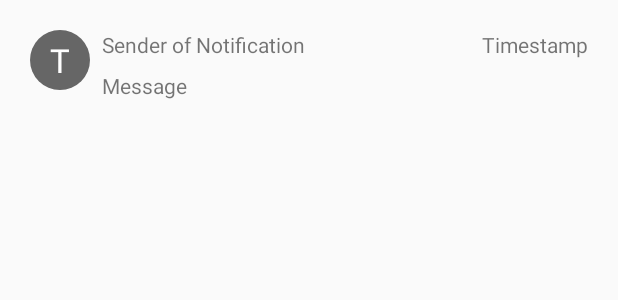
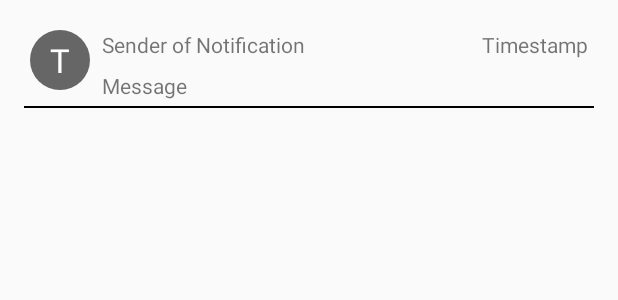
Before and after one commit to RajKGupta/SBECoordinator, an Android app: the layout notification_row.xml on its own in the app's theme, with its tools: preview values and no code run, on a phone screen of 412 x 824 dp. Shown: the top 300 px of the screen. Run offline under Robolectric (Android 15) with nearby library versions, the phone set to English and light mode, and no system bars.

```diff
--- a/app/src/main/res/layout/notification_row.xml
+++ b/app/src/main/res/layout/notification_row.xml
@@ -1,12 +1,15 @@
 <?xml version="1.0" encoding="utf-8"?>
 <LinearLayout
     xmlns:android="http://schemas.android.com/apk/res/android"
-    android:orientation="horizontal"
+    android:orientation="vertical"
     android:layout_width="match_parent"
     android:layout_height="wrap_content"
     android:padding="16dp"
     android:id="@+id/row">
 
+    <LinearLayout
+        android:layout_width="match_parent"
+        android:layout_height="wrap_content">
         <RelativeLayout
             android:id="@+id/icon_front"
             android:layout_width="wrap_content"
@@ -64,3 +67,11 @@
                 android:layout_margin="4dp"/>
         </LinearLayout>
     </LinearLayout>
+
+    <LinearLayout
+        android:layout_width="match_parent"
+        android:layout_height="1dp"
+        android:background="@color/black">
+
+    </LinearLayout>
+</LinearLayout>
```
Lines whose indentation alone changed are shown as unchanged.
